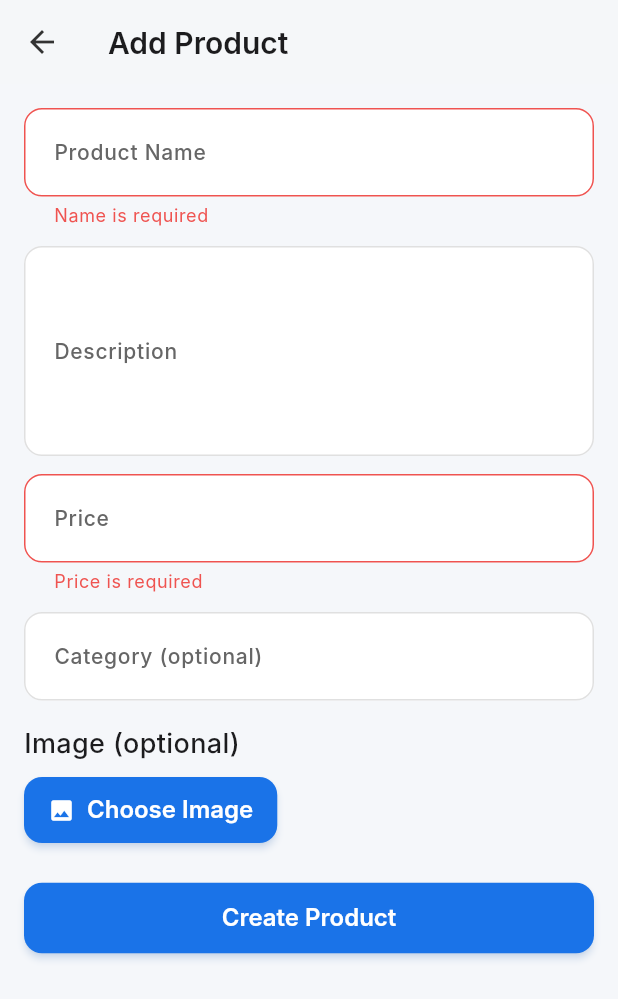
After one commit to Young785/BizInvestify-Mobile, a Flutter app: the AddProductScreen screen opened directly, after a tap on "Create Product", on a phone screen of 412 x 824 dp. The commit adds this screen. Shown: the top 999 px of the screen. Run offline on Flutter 3.47's test engine with Material 3 defaults, Android fonts, the phone set to English and light mode, and no system bars; our stand-ins replace cached_network_image, dio, firebase_messaging, flutter_local_notifications, flutter_riverpod, flutter_screenutil and 3 more; missing offline and left inert: flutter_stripe; accounts and stored records are empty; Roboto replaces fonts that are missing (Inter).

Commit message:
Add Product/Business creation screens and wire from Marketplace quick menu

```diff
--- /dev/null
+++ b/bizinvestify_mobile/lib/src/features/marketplace/screens/add_product_screen.dart
@@ -0,0 +1,169 @@
+import 'dart:io';
+import 'package:flutter/material.dart';
+import 'package:flutter_riverpod/flutter_riverpod.dart';
+import 'package:image_picker/image_picker.dart';
+import '../../../core/constants/app_colors.dart';
+import '../../../core/constants/app_dimensions.dart';
+import '../../../core/constants/app_typography.dart';
+import '../../../core/services/api_service.dart';
+
+class AddProductScreen extends ConsumerStatefulWidget {
+  const AddProductScreen({super.key});
+
+  @override
+  ConsumerState<AddProductScreen> createState() => _AddProductScreenState();
+}
+
+class _AddProductScreenState extends ConsumerState<AddProductScreen> {
+  final _formKey = GlobalKey<FormState>();
+  final _nameController = TextEditingController();
+  final _descriptionController = TextEditingController();
+  final _priceController = TextEditingController();
+  final _categoryController = TextEditingController();
+  bool _submitting = false;
+  XFile? _image;
+
+  Future<void> _pickImage() async {
+    final picker = ImagePicker();
+    final picked = await picker.pickImage(source: ImageSource.gallery, maxWidth: 1200, imageQuality: 85);
+    if (picked != null) {
+      setState(() => _image = picked);
+    }
+  }
+
+  Future<void> _submit() async {
+    if (!_formKey.currentState!.validate()) return;
+    setState(() => _submitting = true);
+
+    try {
+      final name = _nameController.text.trim();
+      final description = _descriptionController.text.trim();
+      final price = double.parse(_priceController.text.trim());
+      final category = _categoryController.text.trim();
+
+      final payload = {
+        'name': name,
+        'description': description,
+        'price': price,
+        'category': category.isEmpty ? 'General' : category,
+      };
+
+      final res = await apiService.createProduct(payload);
+      if (!mounted) return;
+      ScaffoldMessenger.of(context).showSnackBar(const SnackBar(content: Text('Product created')));
+      Navigator.of(context).pop(res);
+    } catch (e) {
+      if (!mounted) return;
+      ScaffoldMessenger.of(context).showSnackBar(SnackBar(content: Text(e.toString())));
+    } finally {
+      if (mounted) setState(() => _submitting = false);
+    }
+  }
+
+  @override
+  Widget build(BuildContext context) {
+    return Scaffold(
+      appBar: AppBar(
+        title: const Text('Add Product'),
+        backgroundColor: Colors.white,
+        elevation: 1,
+      ),
+      backgroundColor: AppColors.background200,
+      body: SingleChildScrollView(
+        padding: const EdgeInsets.all(AppDimensions.spacing16),
+        child: Form(
+          key: _formKey,
+          child: Column(
+            crossAxisAlignment: CrossAxisAlignment.start,
+            children: [
+              _textField(
+                controller: _nameController,
+                label: 'Product Name',
+                validator: (v) => v == null || v.trim().isEmpty ? 'Name is required' : null,
+              ),
+              const SizedBox(height: AppDimensions.spacing12),
+              _textField(
+                controller: _descriptionController,
+                label: 'Description',
+                maxLines: 4,
+              ),
+              const SizedBox(height: AppDimensions.spacing12),
+              _textField(
+                controller: _priceController,
+                label: 'Price',
+                keyboardType: TextInputType.number,
+                validator: (v) {
+                  final t = v?.trim();
+                  if (t == null || t.isEmpty) return 'Price is required';
+                  if (double.tryParse(t) == null) return 'Enter a valid number';
+                  return null;
+                },
+              ),
+              const SizedBox(height: AppDimensions.spacing12),
+              _textField(
+                controller: _categoryController,
+                label: 'Category (optional)',
+              ),
+              const SizedBox(height: AppDimensions.spacing16),
+              Text('Image (optional)', style: AppTypography.titleSmall),
+              const SizedBox(height: AppDimensions.spacing8),
+              Row(
+                children: [
+                  ElevatedButton.icon(
+                    onPressed: _submitting ? null : _pickImage,
+                    icon: const Icon(Icons.photo),
+                    label: const Text('Choose Image'),
+                  ),
+                  const SizedBox(width: AppDimensions.spacing12),
+                  if (_image != null)
+                    Expanded(
+                      child: ClipRRect(
+                        borderRadius: BorderRadius.circular(8),
+                        child: Image.file(File(_image!.path), height: 80, fit: BoxFit.cover),
+                      ),
+                    ),
+                ],
+              ),
+              const SizedBox(height: AppDimensions.spacing24),
+              SizedBox(
+                width: double.infinity,
+                child: ElevatedButton(
+                  onPressed: _submitting ? null : _submit,
+                  style: ElevatedButton.styleFrom(
+                    backgroundColor: AppColors.primary500,
+                    foregroundColor: Colors.white,
+                    padding: const EdgeInsets.symmetric(vertical: 14),
+                  ),
+                  child: _submitting
+                      ? const SizedBox(width: 20, height: 20, child: CircularProgressIndicator(strokeWidth: 2, color: Colors.white))
+                      : const Text('Create Product'),
+                ),
+              ),
+            ],
+          ),
+        ),
+      ),
+    );
+  }
+
+  Widget _textField({
+    required TextEditingController controller,
+    required String label,
+    String? Function(String?)? validator,
+    int maxLines = 1,
+    TextInputType? keyboardType,
+  }) {
+    return TextFormField(
+      controller: controller,
+      maxLines: maxLines,
+      keyboardType: keyboardType,
+      decoration: InputDecoration(
+        labelText: label,
+        border: OutlineInputBorder(borderRadius: BorderRadius.circular(12)),
+        filled: true,
+        fillColor: Colors.white,
+      ),
+      validator: validator,
+    );
+  }
+}
```
Also changed, not shown: bizinvestify_mobile/lib/src/features/marketplace/screens/add_business_screen.dart (added, +154 -0 lines), bizinvestify_mobile/lib/src/features/marketplace/screens/marketplace_screen.dart (+11 -3 lines).
